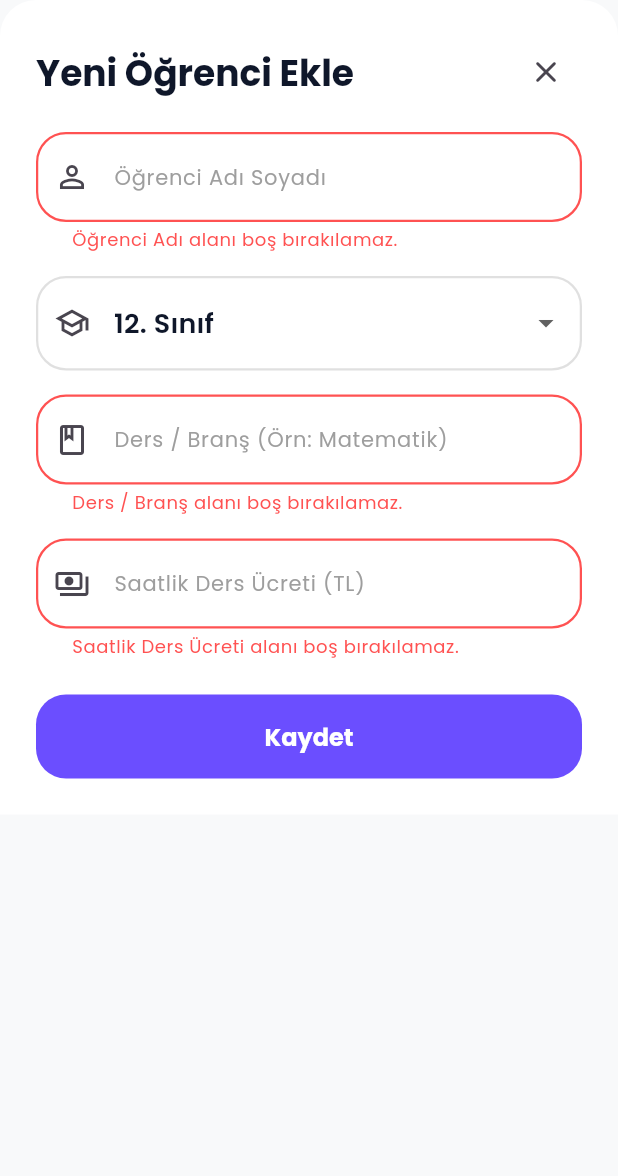
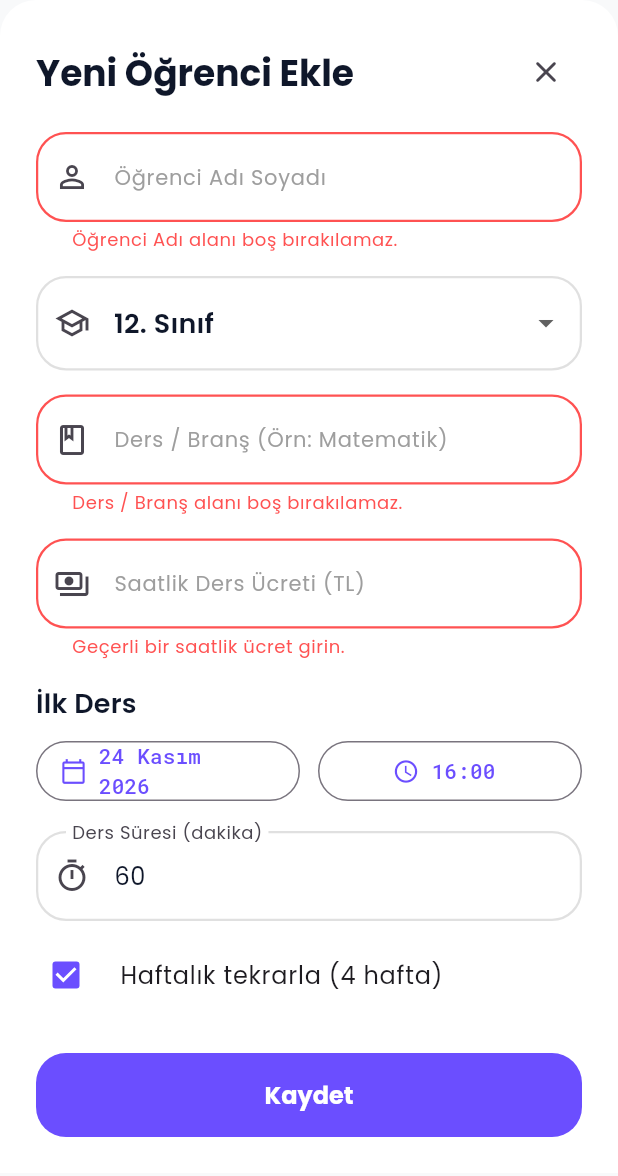
Before and after one commit to SalihaKaraman/DersHub, a Flutter app: the AddStudentSheet widget shown alone on an empty page, opened directly, after a tap on "Kaydet", on a phone screen of 412 x 824 dp. Shown: the top 1176 px of the screen. Run offline on Flutter 3.47's test engine with Material 3 defaults, Android fonts, the phone set to English and light mode, and no system bars; our stand-ins replace cloud_firestore, firebase_auth, firebase_core, fl_chart, flutter_local_notifications, flutter_riverpod and 9 more; accounts and stored records are empty.

Commit message:
feat: add initial lesson scheduling and weekly repetition support when adding a student

```diff
--- a/lib/features/students/students_view.dart
+++ b/lib/features/students/students_view.dart
@@ -1,10 +1,14 @@
+import 'dart:async';
+
 import 'package:flutter/material.dart';
 import 'package:flutter_riverpod/flutter_riverpod.dart';
 import '../../core/constants.dart';
 import '../../core/helpers.dart';
+import '../../models/lesson.dart';
 import '../../models/student.dart';
 import '../../services/auth_service.dart';
 import '../../services/database_service.dart';
+import '../../services/notification_service.dart';
 import 'student_detail_view.dart';
 
 class StudentsView extends ConsumerStatefulWidget {
@@ -536,8 +540,34 @@ class _AddStudentSheetState extends ConsumerState<AddStudentSheet> {
   final _nicknameController = TextEditingController();
   final _subjectController = TextEditingController();
   final _rateController = TextEditingController();
+  final _durationController = TextEditingController(text: '60');
   String _selectedGrade = '12. Sınıf';
   bool _isLoading = false;
+  bool _repeatWeekly = true;
+  DateTime _firstLessonDate = DateTime.now().add(const Duration(days: 1));
+  TimeOfDay _lessonTime = const TimeOfDay(hour: 16, minute: 0);
+
+  Future<void> _selectFirstLessonDate() async {
+    final picked = await showDatePicker(
+      context: context,
+      initialDate: _firstLessonDate,
+      firstDate: DateTime.now(),
+      lastDate: DateTime.now().add(const Duration(days: 365)),
+    );
+    if (picked != null) {
+      setState(() => _firstLessonDate = picked);
+    }
+  }
+
+  Future<void> _selectLessonTime() async {
+    final picked = await showTimePicker(
+      context: context,
+      initialTime: _lessonTime,
+    );
+    if (picked != null) {
+      setState(() => _lessonTime = picked);
+    }
+  }
 
   Future<void> _save() async {
     if (!_formKey.currentState!.validate()) return;
@@ -558,22 +588,66 @@ class _AddStudentSheetState extends ConsumerState<AddStudentSheet> {
       isActive: true,
     );
 
+    var studentSaved = false;
     try {
-      await ref.read(databaseServiceProvider).addStudent(newStudent);
+      final database = ref.read(databaseServiceProvider);
+      final savedStudent = await database.addStudent(newStudent);
+      studentSaved = true;
+
+      final lessonStart = DateTime(
+        _firstLessonDate.year,
+        _firstLessonDate.month,
+        _firstLessonDate.day,
+        _lessonTime.hour,
+        _lessonTime.minute,
+      );
+      final lessonCount = _repeatWeekly ? 4 : 1;
+      for (var week = 0; week < lessonCount; week++) {
+        final lessonDate = lessonStart.add(Duration(days: week * 7));
+        await database.addLesson(
+          Lesson(
+            id: '',
+            teacherId: teacherId,
+            studentId: savedStudent.id,
+            studentName: savedStudent.nickname,
+            dateTime: lessonDate,
+            durationMinutes: int.parse(_durationController.text.trim()),
+            price: savedStudent.hourlyRate *
+                (int.parse(_durationController.text.trim()) / 60),
+            topic: savedStudent.subject,
+            status: 'scheduled',
+            createdAt: DateTime.now(),
+          ),
+        );
+
+        unawaited(
+          ref.read(notificationServiceProvider).scheduleLessonReminder(
+                dateTime: lessonDate.subtract(const Duration(minutes: 30)),
+                lessonTitle: savedStudent.subject,
+                studentName: savedStudent.nickname,
+              ),
+        );
+      }
+
       if (mounted) {
         Navigator.pop(context);
         ScaffoldMessenger.of(context).showSnackBar(
           const SnackBar(
-            content: Text('Öğrenci başarıyla eklendi.'),
+            content: Text('Öğrenci ve haftalık ders planı eklendi.'),
             backgroundColor: AppColors.success,
           ),
         );
       }
     } catch (e) {
       if (mounted) {
+        if (studentSaved) Navigator.pop(context);
         ScaffoldMessenger.of(context).showSnackBar(
           SnackBar(
-            content: Text('Hata oluştu: ${e.toString()}'),
+            content: Text(
+              studentSaved
+                  ? 'Öğrenci eklendi, ancak ders planı oluşturulamadı: ${e.toString()}'
+                  : 'Hata oluştu: ${e.toString()}',
+            ),
             backgroundColor: AppColors.error,
           ),
         );
@@ -592,6 +666,7 @@ class _AddStudentSheetState extends ConsumerState<AddStudentSheet> {
     _nicknameController.dispose();
     _subjectController.dispose();
     _rateController.dispose();
+    _durationController.dispose();
     super.dispose();
   }
 
@@ -684,8 +759,64 @@ class _AddStudentSheetState extends ConsumerState<AddStudentSheet> {
                     hintText: 'Saatlik Ders Ücreti (TL)',
                     prefixIcon: Icon(Icons.payments_outlined),
                   ),
-                  validator: (val) =>
-                      AppHelpers.validateRequired(val, 'Saatlik Ders Ücreti'),
+                  validator: (value) {
+                    final rate = double.tryParse(value?.trim() ?? '');
+                    if (rate == null || rate < 0) {
+                      return 'Geçerli bir saatlik ücret girin.';
+                    }
+                    return null;
+                  },
+                ),
+                const SizedBox(height: AppSizes.p16),
+                Text(
+                  'İlk Ders',
+                  style: theme.textTheme.titleMedium,
+                ),
+                const SizedBox(height: AppSizes.p8),
+                Row(
+                  children: [
+                    Expanded(
+                      child: OutlinedButton.icon(
+                        onPressed: _selectFirstLessonDate,
+                        icon: const Icon(Icons.calendar_today_outlined),
+                        label: Text(AppHelpers.formatDate(_firstLessonDate)),
+                      ),
+                    ),
+                    const SizedBox(width: AppSizes.p12),
+                    Expanded(
+                      child: OutlinedButton.icon(
+                        onPressed: _selectLessonTime,
+                        icon: const Icon(Icons.schedule_outlined),
+                        label: Text(_lessonTime.format(context)),
+                      ),
+                    ),
+                  ],
+                ),
+                const SizedBox(height: AppSizes.p16),
+                TextFormField(
+                  controller: _durationController,
+                  keyboardType: TextInputType.number,
+                  decoration: const InputDecoration(
+                    labelText: 'Ders Süresi (dakika)',
+                    prefixIcon: Icon(Icons.timer_outlined),
+                  ),
+                  validator: (value) {
+                    final duration = int.tryParse(value?.trim() ?? '');
+                    if (duration == null || duration <= 0) {
+                      return 'Geçerli bir ders süresi girin.';
+                    }
+                    return null;
+                  },
+                ),
+                const SizedBox(height: AppSizes.p8),
+                CheckboxListTile(
+                  contentPadding: EdgeInsets.zero,
+                  value: _repeatWeekly,
+                  title: const Text('Haftalık tekrarla (4 hafta)'),
+                  controlAffinity: ListTileControlAffinity.leading,
+                  onChanged: (value) {
+                    setState(() => _repeatWeekly = value ?? false);
+                  },
                 ),
                 const SizedBox(height: AppSizes.p24),
                 ElevatedButton(
--- a/lib/services/database_service.dart
+++ b/lib/services/database_service.dart
@@ -286,13 +286,16 @@ class DatabaseService {
           .collection('lessons')
           .snapshots()
           .map((snapshot) {
-            final list = snapshot.docs.map((doc) {
+        final list = snapshot.docs
+            .map((doc) {
               try {
                 return Lesson.fromMap(doc.data(), doc.id);
               } catch (e) {
                 return null;
               }
-            }).whereType<Lesson>().toList();
+            })
+            .whereType<Lesson>()
+            .toList();
         // Sort client-side to avoid Firestore index requirements
         list.sort((a, b) => a.dateTime.compareTo(b.dateTime));
         return list;
@@ -310,13 +313,16 @@ class DatabaseService {
           .collection('payments')
           .snapshots()
           .map((snapshot) {
-            final list = snapshot.docs.map((doc) {
+        final list = snapshot.docs
+            .map((doc) {
               try {
                 return Payment.fromMap(doc.data(), doc.id);
               } catch (e) {
                 return null;
               }
-            }).whereType<Payment>().toList();
+            })
+            .whereType<Payment>()
+            .toList();
         // Sort client-side to avoid Firestore index requirements
         list.sort((a, b) => b.dueDate.compareTo(a.dueDate));
         return list;
@@ -334,13 +340,16 @@ class DatabaseService {
           .collection('notes')
           .snapshots()
           .map((snapshot) {
-            final list = snapshot.docs.map((doc) {
+        final list = snapshot.docs
+            .map((doc) {
               try {
                 return Note.fromMap(doc.data(), doc.id);
               } catch (e) {
                 return null;
               }
-            }).whereType<Note>().toList();
+            })
+            .whereType<Note>()
+            .toList();
         // Sort client-side to avoid Firestore index requirements
         list.sort((a, b) => b.createdAt.compareTo(a.createdAt));
         return list;
@@ -351,7 +360,7 @@ class DatabaseService {
   // --- Mutations (Add / Edit / Delete) ---
 
   // STUDENTS
-  Future<void> addStudent(Student student) async {
+  Future<Student> addStudent(Student student) async {
     if (_useMockMode) {
       final newStudent = student.copyWith(
         id: 's_${DateTime.now().millisecondsSinceEpoch}',
@@ -363,8 +372,9 @@ class DatabaseService {
             .read(notificationServiceProvider)
             .sendWelcomeNotification(studentName: student.nickname);
       }
+      return newStudent;
     } else {
-      await _firestore!
+      final studentRef = await _firestore!
           .collection('teachers')
           .doc(_uid)
           .collection('students')
@@ -374,6 +384,7 @@ class DatabaseService {
             .read(notificationServiceProvider)
             .sendWelcomeNotification(studentName: student.nickname);
       }
+      return student.copyWith(id: studentRef.id);
     }
   }
 
@@ -433,9 +444,7 @@ class DatabaseService {
       _mockPayments.insert(0, newPayment);
       _paymentsController.add(List.from(_mockPayments));
       if (_ref.read(notificationsEnabledProvider)) {
-        await _ref
-            .read(notificationServiceProvider)
-            .schedulePaymentReminder(
+        await _ref.read(notificationServiceProvider).schedulePaymentReminder(
               dateTime: lesson.dateTime,
               studentName: lesson.studentName,
             );
@@ -465,9 +474,7 @@ class DatabaseService {
           .collection('payments')
           .add(payment.toMap());
       if (_ref.read(notificationsEnabledProvider)) {
-        await _ref
-            .read(notificationServiceProvider)
-            .schedulePaymentReminder(
+        await _ref.read(notificationServiceProvider).schedulePaymentReminder(
               dateTime: lesson.dateTime,
               studentName: lesson.studentName,
             );
```
Also changed, not shown: 1 other file. Lines whose indentation alone changed are shown as unchanged.
